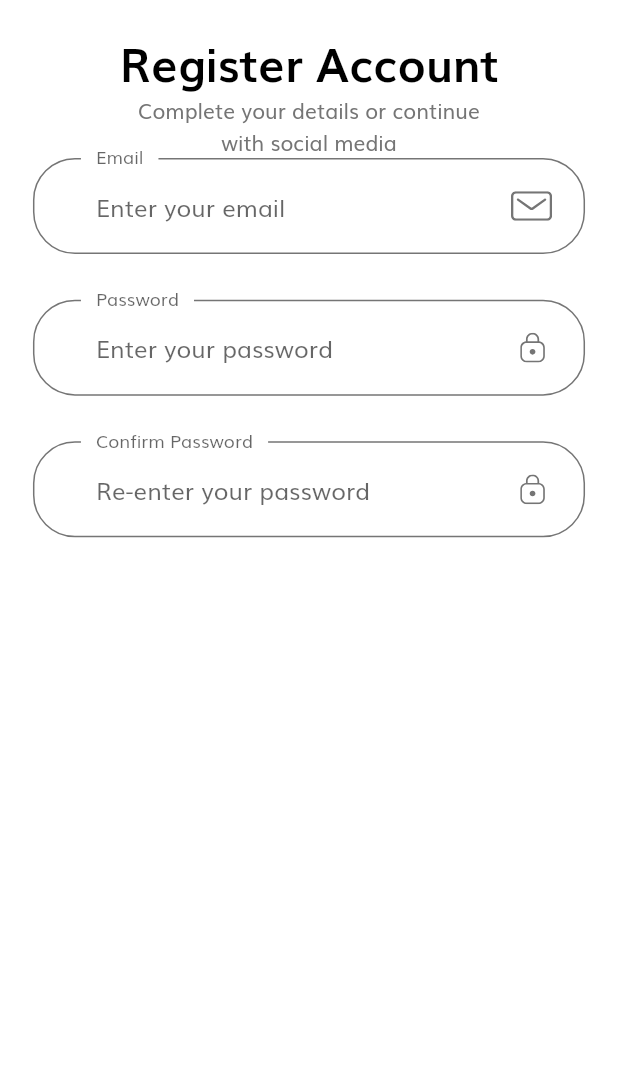
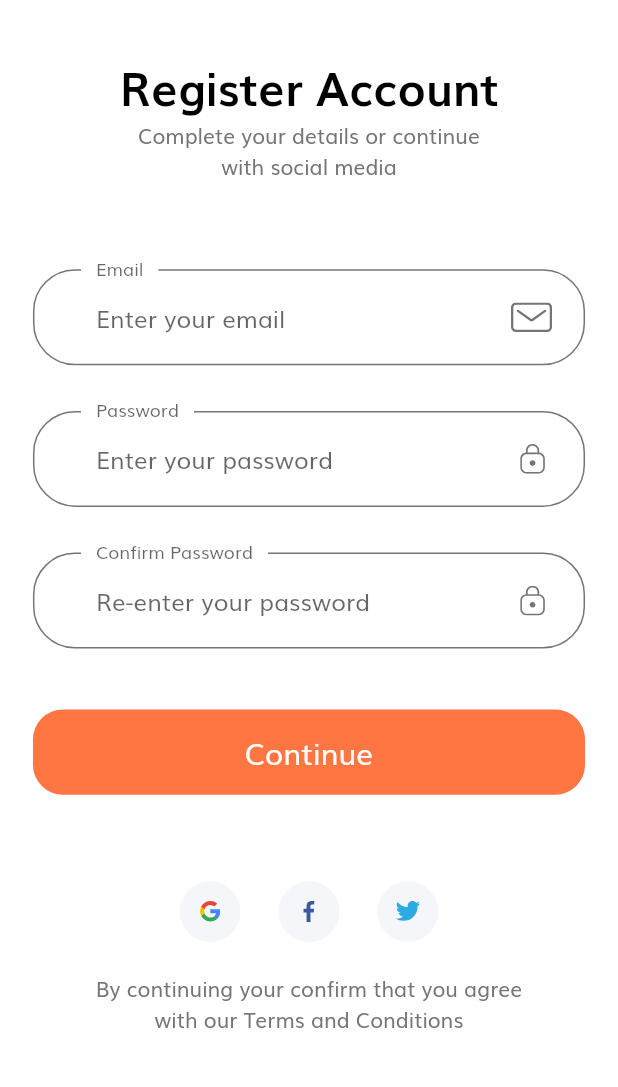
Before and after one commit to cmobiledev5/Ecommerce_Mobile_Flutter-IOS-Android, a Flutter app: the SignUpScreen screen opened by its route, on a phone screen of 412 x 824 dp, the part 58-1145 px from its top. Run offline on Flutter 3.47's test engine with Material 2 defaults, Android fonts, the phone set to English and light mode, and no system bars; our stand-ins replace flutter_svg.

Commit message:
done with SignUp Screen

```diff
--- a/lib/screens/sign_up/components/body.dart
+++ b/lib/screens/sign_up/components/body.dart
@@ -1,14 +1,18 @@
+import 'package:e_commerce_app_flutter/components/social_card.dart';
 import 'package:e_commerce_app_flutter/constants.dart';
 import 'package:e_commerce_app_flutter/screens/sign_up/components/sign_up_form.dart';
+import 'package:e_commerce_app_flutter/size_config.dart';
 import 'package:flutter/material.dart';
 
 class Body extends StatelessWidget {
   @override
   Widget build(BuildContext context) {
-    return SizedBox(
+    return SingleChildScrollView(
+      child: SizedBox(
         width: double.infinity,
         child: Column(
           children: [
+            SizedBox(height: SizeConfig.screenHeight * 0.02),
             Text(
               "Register Account",
               style: headingStyle,
@@ -17,8 +21,34 @@ class Body extends StatelessWidget {
               "Complete your details or continue \nwith social media",
               textAlign: TextAlign.center,
             ),
+            SizedBox(height: SizeConfig.screenHeight * 0.07),
             SignUpForm(),
+            SizedBox(height: SizeConfig.screenHeight * 0.07),
+            Row(
+              mainAxisAlignment: MainAxisAlignment.center,
+              children: [
+                SocialCard(
+                  icon: "assets/icons/google-icon.svg",
+                  press: () {},
+                ),
+                SocialCard(
+                  icon: "assets/icons/facebook-2.svg",
+                  press: () {},
+                ),
+                SocialCard(
+                  icon: "assets/icons/twitter.svg",
+                  press: () {},
+                ),
               ],
+            ),
+            SizedBox(height: getProportionateScreenHeight(20)),
+            Text(
+              "By continuing your confirm that you agree \nwith our Terms and Conditions",
+              textAlign: TextAlign.center,
+            ),
+            SizedBox(height: getProportionateScreenHeight(20)),
+          ],
+        ),
       ),
     );
   }
--- a/lib/screens/sign_up/components/sign_up_form.dart
+++ b/lib/screens/sign_up/components/sign_up_form.dart
@@ -1,4 +1,5 @@
 import 'package:e_commerce_app_flutter/components/custom_suffix_icon.dart';
+import 'package:e_commerce_app_flutter/components/default_button.dart';
 import 'package:e_commerce_app_flutter/size_config.dart';
 import 'package:flutter/material.dart';
 
@@ -27,7 +28,16 @@ class _SignUpFormState extends State<SignUpForm> {
             SizedBox(height: getProportionateScreenHeight(30)),
             buildPasswordFormField(),
             SizedBox(height: getProportionateScreenHeight(30)),
-            buildConfirmPasswordFormField()
+            buildConfirmPasswordFormField(),
+            SizedBox(height: getProportionateScreenHeight(40)),
+            DefaultButton(
+              text: "Continue",
+              press: () {
+                if (_formKey.currentState.validate()) {
+                  // goto complete profile page
+                }
+              },
+            ),
           ],
         ),
       ),
```
Lines whose indentation alone changed are shown as unchanged.
